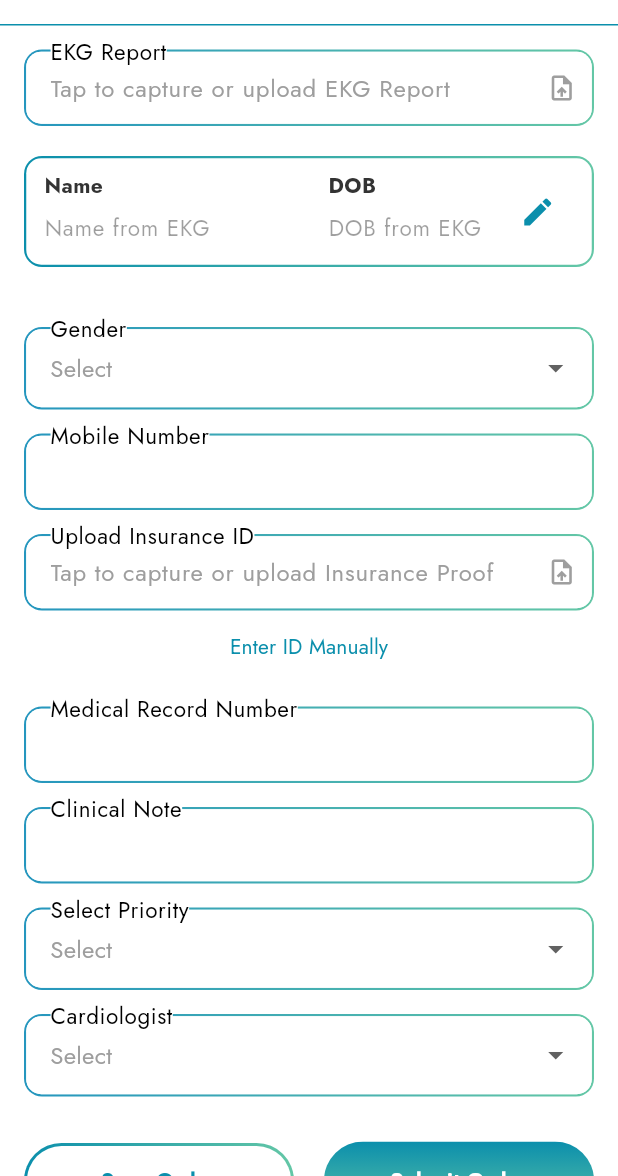
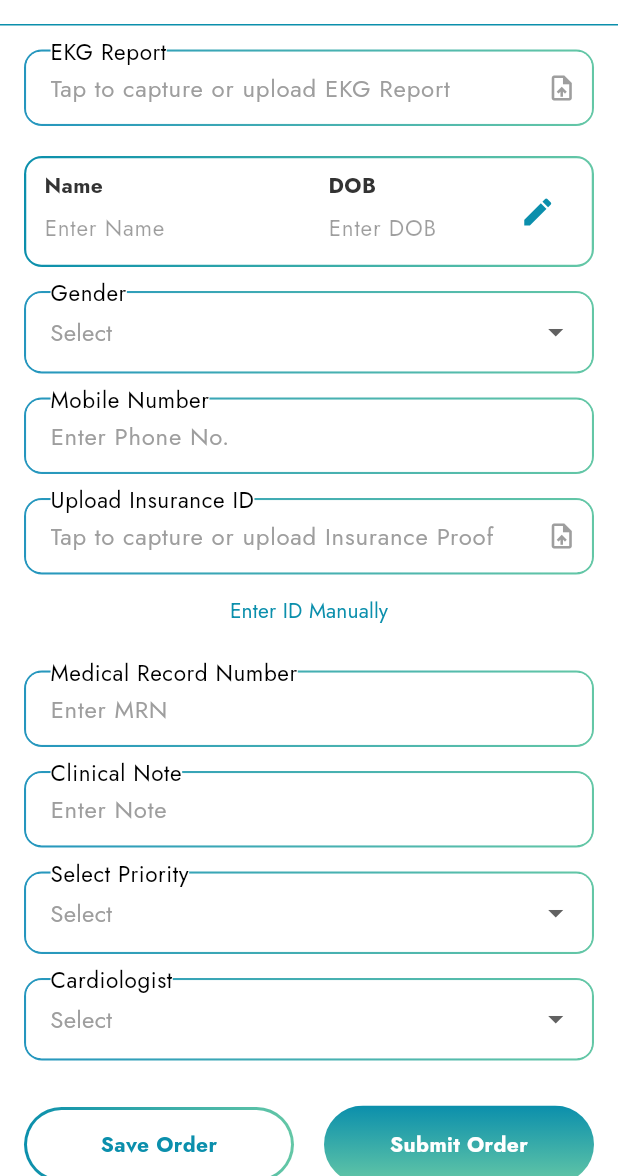
Before and after one commit to Kunal23465/Cardio-Tech, a Flutter app: the NewOrder screen opened by its route, on a phone screen of 412 x 824 dp, the part 60-1236 px from its top. Run offline on Flutter 3.47's test engine with Material 3 defaults, Android fonts, the phone set to English and light mode, and no system bars; our stand-ins replace dio, file_picker, flutter_carousel_widget, flutter_svg, image_picker, permission_handler and 1 more; missing offline and left inert: flutter_downloader, google_mlkit_text_recognition, image_painter; accounts and stored records are empty; network calls fail.

Commit message:
small ui fixes

```diff
--- a/lib/src/features/auth/screens/loginScreens/forgot_password_screen.dart
+++ b/lib/src/features/auth/screens/loginScreens/forgot_password_screen.dart
@@ -117,8 +117,8 @@ class _ForgotPasswordScreenState extends State<ForgotPasswordScreen> {
                           ),
                           const SizedBox(height: 20),
                           CustomTextField(
-                            label: "Mobile or Email",
-                            hint: "Enter Email Or Mobile No.",
+                            label: "Email",
+                            hint: "Enter Email",
                             controller: forgotPassEmailController,
                           ),
                           const SizedBox(height: 20),
--- a/lib/src/features/generalPhysicianScreens/home/navbar/newOrder.dart
+++ b/lib/src/features/generalPhysicianScreens/home/navbar/newOrder.dart
@@ -432,7 +432,7 @@ class _NewOrderState extends State<NewOrder> {
                                   enabled: _isEditingNameDob,
                                   decoration: const InputDecoration(
                                     isDense: true,
-                                    hintText: "Name from EKG",
+                                    hintText: "Enter Name ",
                                     border: InputBorder.none,
                                   ),
                                   style: const TextStyle(fontSize: 15),
@@ -463,7 +463,7 @@ class _NewOrderState extends State<NewOrder> {
                                       : null,
                                   decoration: const InputDecoration(
                                     isDense: true,
-                                    hintText: "DOB from EKG",
+                                    hintText: "Enter DOB",
                                     border: InputBorder.none,
                                   ),
                                   style: const TextStyle(fontSize: 15),
@@ -489,8 +489,6 @@ class _NewOrderState extends State<NewOrder> {
                       ),
                     ),
                   ),
-
-                  const SizedBox(height: 24),
 
                   const SizedBox(height: 16),
 
@@ -586,6 +584,7 @@ class _NewOrderState extends State<NewOrder> {
                     label: "Clinical Note ",
                     hint: "Enter Note",
                     controller: clinicalNoteController,
+                    fieldType: FieldType.note,
                     // validator: (v) =>
                     //     v == null || v.isEmpty ? "Enter note" : null,
                   ),
--- a/lib/src/features/generalPhysicianScreens/home/settingScreens/viewProfile.dart
+++ b/lib/src/features/generalPhysicianScreens/home/settingScreens/viewProfile.dart
@@ -183,7 +183,7 @@ class _ViewProfileState extends State<ViewProfile> {
                   _infoBox(
                     'assets/images/setting/myProfile/task-done.svg',
                     user?.totalExperience ?? "Unknown",
-                    "     ",
+                    "Experience",
                   ),
                   Container(height: 40, width: 1, color: Colors.grey.shade500),
                   _infoBox(
--- a/lib/src/features/generalPhysicianScreens/home/widgets/custom_textfield.dart
+++ b/lib/src/features/generalPhysicianScreens/home/widgets/custom_textfield.dart
@@ -123,6 +123,7 @@ class _CustomTextFieldState extends State<CustomTextField> {
     switch (widget.fieldType) {
       case FieldType.dropdown:
         fieldChild = DropdownButtonFormField<String>(
+          dropdownColor: Colors.white,
           initialValue:
               (widget.selectedValue == null || widget.selectedValue!.isEmpty)
               ? "Select"
@@ -175,13 +176,15 @@ class _CustomTextFieldState extends State<CustomTextField> {
           obscureText: widget.obscureText,
           style: TextStyle(color: Colors.black.withOpacity(0.9)),
           maxLines: widget.fieldType == FieldType.note ? null : 1,
-          minLines: widget.fieldType == FieldType.note ? 3 : 1,
+          minLines: widget.fieldType == FieldType.note ? 1 : 1,
           maxLength: widget.maxLength,
           inputFormatters: widget.inputFormatters,
           decoration: decoration.copyWith(
             counterText: "",
-            hintStyle: TextStyle(color: Colors.grey.shade200),
+            hintText: widget.hint,
+            hintStyle: const TextStyle(color: Colors.grey),
           ),
+
           validator: (val) {
             final error = widget.validator?.call(val);
             WidgetsBinding.instance.addPostFrameCallback((_) {
--- a/lib/src/features/generalPhysicianScreens/home/widgets/gradient_border_dropdown.dart
+++ b/lib/src/features/generalPhysicianScreens/home/widgets/gradient_border_dropdown.dart
@@ -35,6 +35,7 @@ class GradientBorderDropdown extends StatelessWidget {
           child: DropdownButton<String>(
             value: value,
             isExpanded: true,
+            dropdownColor: Colors.white,
             icon: SvgPicture.asset('assets/icon/arrow-down.svg'),
             items: items
                 .map(
--- a/lib/src/features/generalPhysicianScreens/home/widgets/navbar.dart
+++ b/lib/src/features/generalPhysicianScreens/home/widgets/navbar.dart
@@ -194,7 +194,7 @@ class _NavbarState extends State<Navbar> {
                                 width: 24,
                                 height: 24,
                               ),
-                        "Setting",
+                        "Settings",
                         4,
                       ),
                     ),
```
Also changed, not shown: lib/src/data/loginAuth/model/loggedInUserDetailsModel.dart (+9 -28 lines), lib/src/features/generalPhysicianScreens/home/navbar/allPatient.dart (+11 -6 lines), lib/src/features/generalPhysicianScreens/home/settingScreens/editProfile.dart (+24 -4 lines).
